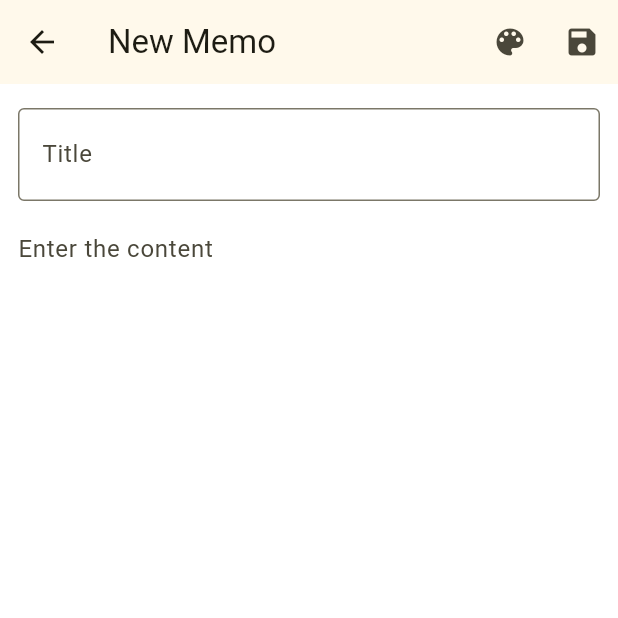
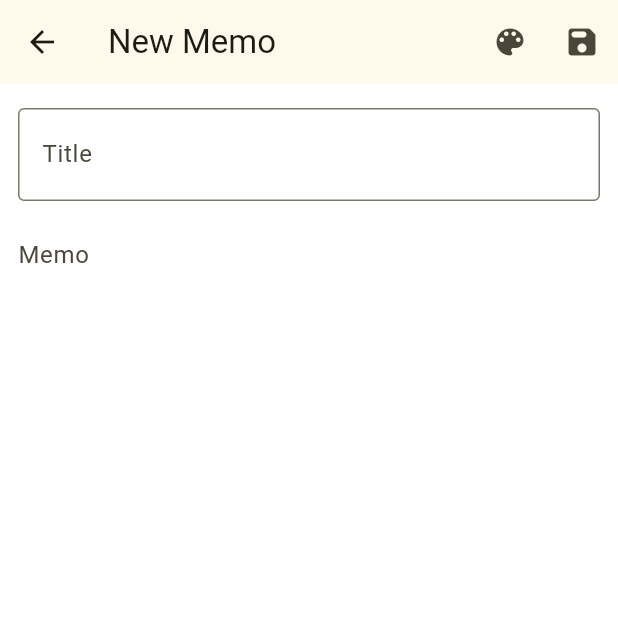
Before and after one commit to sashapivovarova/sticky_notes_app, a Flutter app: the screen it shows after launch, after a tap on the "add" icon, on a phone screen of 412 x 824 dp, the top half of it. Run offline on Flutter 3.47's test engine with Material 2 defaults, Android fonts, the phone set to English and light mode, and no system bars; our stand-ins replace sqflite; accounts and stored records are empty.

Commit message:
textfield を修正

```diff
--- a/lib/page/note_edit_page.dart
+++ b/lib/page/note_edit_page.dart
@@ -46,11 +46,15 @@ class _NoteEditPageState extends State<NoteEditPage> {
         actions: [
           IconButton(
               onPressed: _displayColorSelectionDialog,
-              icon: const Icon(Icons.color_lens),
+              icon: const Icon(
+                Icons.color_lens_rounded,
+              ),
               tooltip: 'Select Background Color'),
           IconButton(
             onPressed: _saveNote,
-            icon: const Icon(Icons.save),
+            icon: const Icon(
+              Icons.save_rounded,
+            ),
             tooltip: 'Save',
           ),
         ],
@@ -62,11 +66,14 @@ class _NoteEditPageState extends State<NoteEditPage> {
             padding:
                 const EdgeInsets.symmetric(horizontal: 12.0, vertical: 16.0),
             child: Column(
-              mainAxisSize: MainAxisSize.min,
+              mainAxisSize: MainAxisSize.max,
               children: [
                 TextField(
                   decoration: const InputDecoration(
-                      border: OutlineInputBorder(), labelText: 'Title'),
+                    border: OutlineInputBorder(),
+                    hintText: 'Input the title',
+                    labelText: 'Title',
+                  ),
                   maxLines: 1,
                   style: const TextStyle(fontSize: 20.0),
                   controller: titleController,
@@ -78,6 +85,7 @@ class _NoteEditPageState extends State<NoteEditPage> {
                   decoration: const InputDecoration(
                     border: InputBorder.none,
                     hintText: 'Enter the content',
+                    labelText: 'Memo',
                   ),
                   maxLines: null,
                   keyboardType: TextInputType.multiline,
@@ -98,12 +106,15 @@ class _NoteEditPageState extends State<NoteEditPage> {
       context: context,
       builder: (context) {
         return AlertDialog(
-          title: const Text('Select Background Color'),
+          title: const Text('Select Memo Color'),
           content: Column(
             mainAxisSize: MainAxisSize.min,
             children: [
               ListTile(
-                title: const Text('None'),
+                leading: const CircleAvatar(
+                  backgroundColor: Note.colorDefault,
+                ),
+                title: const Text('White'),
                 onTap: () => _applyColor(Note.colorDefault),
               ),
               ListTile(
@@ -172,10 +183,12 @@ class _NoteEditPageState extends State<NoteEditPage> {
 
       Navigator.pop(context);
     } else {
-      ScaffoldMessenger.of(context).showSnackBar(const SnackBar(
-        content: Text('The content is empty'),
-        behavior: SnackBarBehavior.floating,
-      ));
+      ScaffoldMessenger.of(context).showSnackBar(
+        const SnackBar(
+          content: Text('Memo is empty'),
+          behavior: SnackBarBehavior.floating,
+        ),
+      );
     }
   }
 }
```
Also changed, not shown: lib/data/button.dart (deleted, +0 -33 lines).
